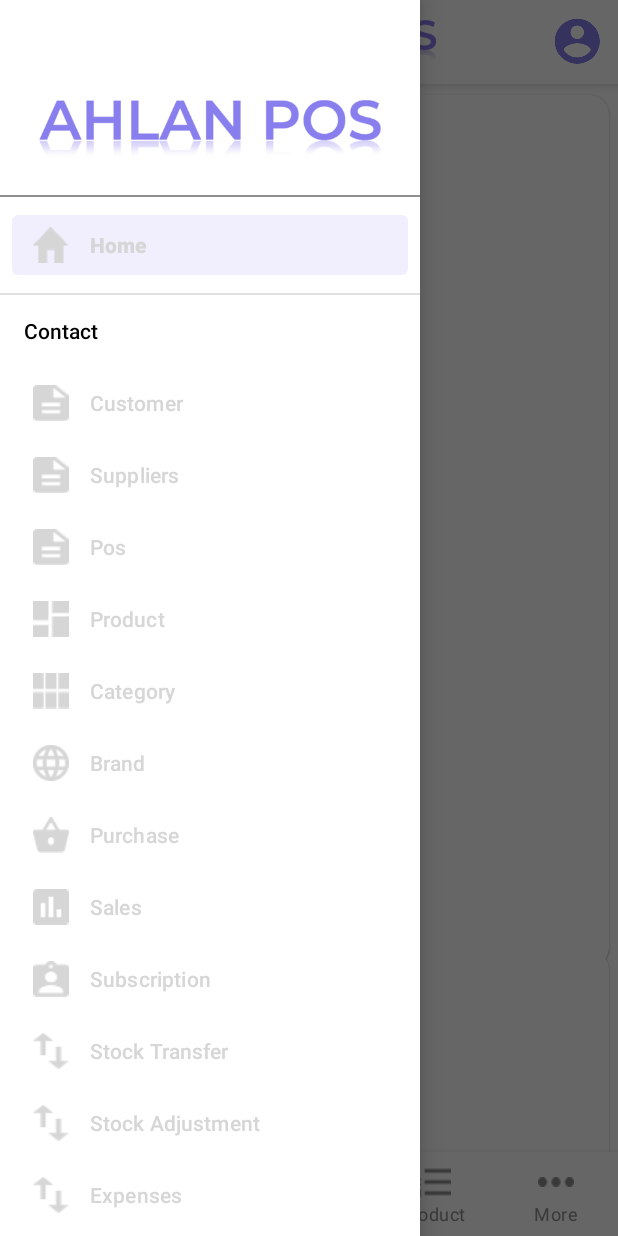
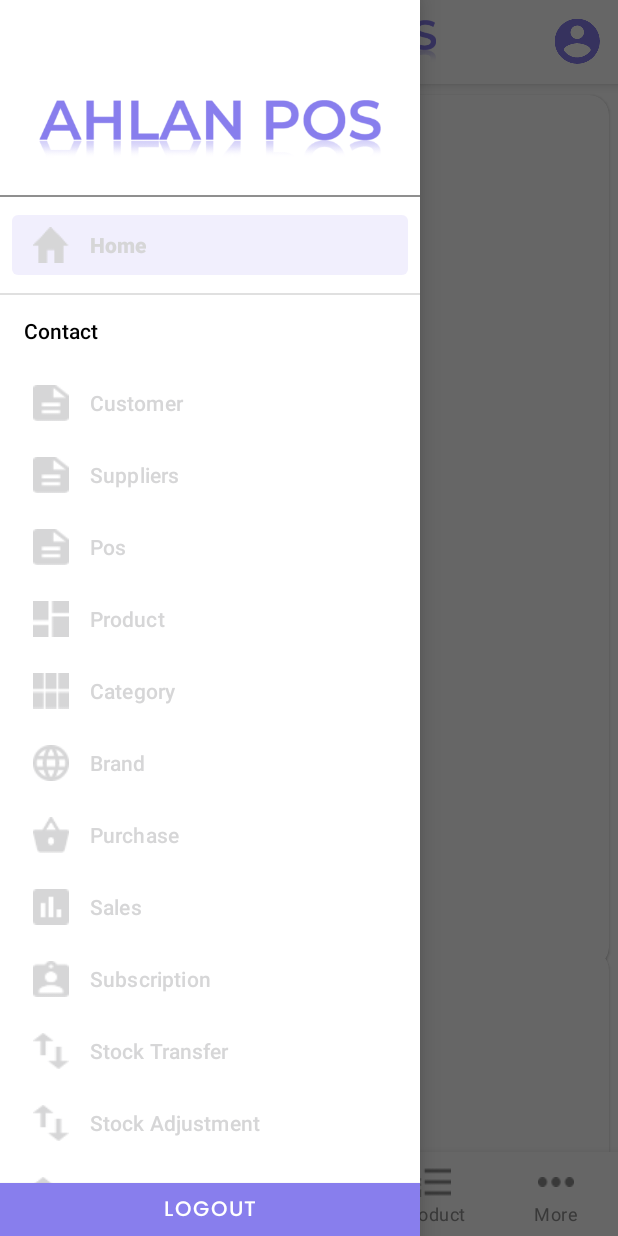
Before and after one commit to mits143/alhanpos-store, an Android app: the MainActivity screen opened directly, with no data from a screen before it, with the side drawer open, on a phone screen of 412 x 824 dp. Run offline under Robolectric (Android 15) with nearby library versions, the phone set to English and light mode, and no system bars; our stand-ins replace navigation-ui, sdp/ssp sizes; libraries missing offline, so code that uses them is left out: com.github.mikephil.charting, com.karumi.dexter; network calls fail; 1 statement that could not run was skipped.

```diff
--- a/app/src/main/java/com/alhanpos/store/activities/MainActivity.kt
+++ b/app/src/main/java/com/alhanpos/store/activities/MainActivity.kt
@@ -1,5 +1,6 @@
 package com.alhanpos.store.activities
 
+import android.content.Intent
 import android.os.Bundle
 import android.view.LayoutInflater
 import android.view.Menu
@@ -15,6 +16,7 @@ import androidx.navigation.ui.setupActionBarWithNavController
 import androidx.navigation.ui.setupWithNavController
 import com.alhanpos.store.R
 import com.alhanpos.store.databinding.ActivityMainBinding
+import com.alhanpos.store.prefs
 
 
 class MainActivity : BaseActivity<ActivityMainBinding>(),
@@ -59,6 +61,12 @@ class MainActivity : BaseActivity<ActivityMainBinding>(),
         binding.navView.setupWithNavController(navController)
         binding.bottomNavView.setupWithNavController(navController)
         navController.addOnDestinationChangedListener(this)
+
+        binding.btnLogout.setOnClickListener {
+            prefs.accessToken = ""
+            startActivity(Intent(this@MainActivity, LoginActivity::class.java))
+            finish()
+        }
     }
 
     override fun onCreateOptionsMenu(menu: Menu): Boolean {
--- a/app/src/main/res/layout/activity_main.xml
+++ b/app/src/main/res/layout/activity_main.xml
@@ -73,5 +73,16 @@
         app:itemIconTint="@color/bnv_nav_item_foreground"
         app:itemTextColor="@color/bnv_nav_item_foreground"
         app:menu="@menu/activity_main_drawer"
-        app:subheaderColor="@color/black" />
+        app:subheaderColor="@color/black">
+
+        <com.google.android.material.button.MaterialButton
+            android:id="@+id/btnLogout"
+            android:layout_width="match_parent"
+            android:layout_height="wrap_content"
+            android:layout_gravity="bottom"
+            android:layout_marginBottom="@dimen/_minus5sdp"
+            android:fontFamily="@font/poppins_medium"
+            android:text="@string/logout"
+            app:cornerRadius="0dp" />
+    </com.google.android.material.navigation.NavigationView>
 </androidx.drawerlayout.widget.DrawerLayout>
--- a/app/src/main/res/values/strings.xml
+++ b/app/src/main/res/values/strings.xml
@@ -239,4 +239,5 @@
     <string name="seller">Seller</string>
     <string name="client_id">Client ID</string>
     <string name="cash">Cash</string>
+    <string name="logout">Logout</string>
 </resources>
```
